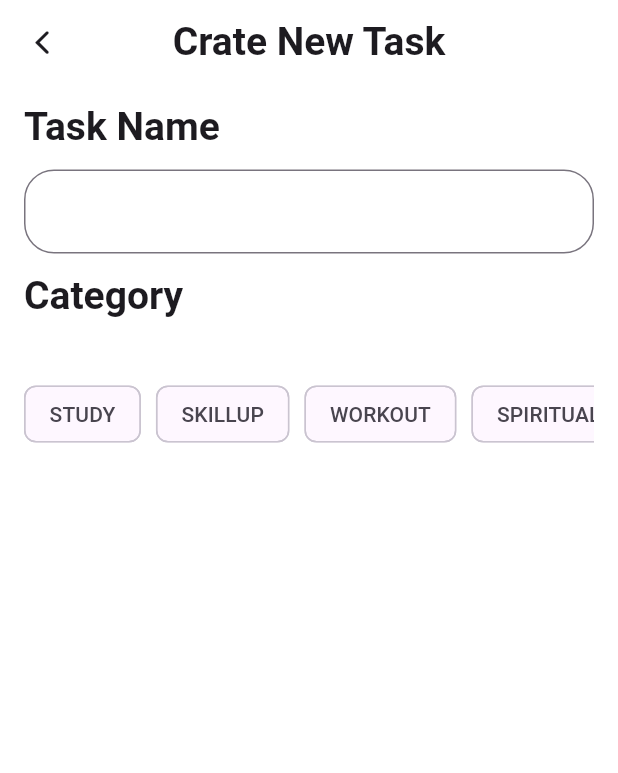
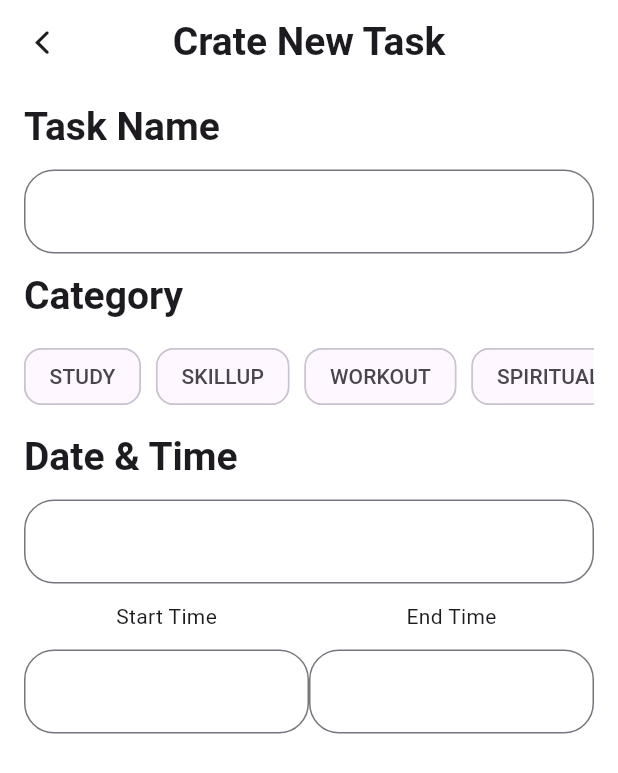
Before and after one commit to rostom17/EDGE_PROJECT_MOB_APP, a Flutter app: the CreateTodoScreen screen opened by its route, on a phone screen of 412 x 824 dp. Shown: the top 773 px of the screen. Run offline on Flutter 3.47's test engine with Material 3 defaults, Android fonts, the phone set to English and light mode, and no system bars; our stand-ins replace get, iconsax.

Commit message:
Crate new task screen

```diff
--- a/lib/features/todo_activity/view/Screens/create_todo_screen.dart
+++ b/lib/features/todo_activity/view/Screens/create_todo_screen.dart
@@ -10,6 +10,14 @@ class CreateTodoScreen extends StatefulWidget {
 }
 
 class _CreateTodoScreenState extends State<CreateTodoScreen> {
+  int? _selectedCategoryIndex;
+
+  void selectCategory(int idx) {
+    setState(() {
+      _selectedCategoryIndex = idx;
+    });
+  }
+
   @override
   Widget build(BuildContext context) {
     return Scaffold(
@@ -31,8 +39,48 @@ class _CreateTodoScreenState extends State<CreateTodoScreen> {
               const SizedBox(height: 12),
               Text("Category", style: Theme.of(context).textTheme.titleLarge),
               const SizedBox(height: 12),
-              SizedBox(
-                height: 100,
+              _categoryItem(),
+              const SizedBox(height: 12),
+              Text(
+                "Date & Time",
+                style: Theme.of(context).textTheme.titleLarge,
+              ),
+              const SizedBox(height: 12),
+              TextField(),
+              const SizedBox(height: 12),
+              Row(
+                mainAxisAlignment: MainAxisAlignment.spaceBetween,
+                children: [
+                  Expanded(
+                    child: Column(
+                      children: [
+                        Text("Start Time"),
+                        const SizedBox(height: 12),
+                        TextField(),
+                      ],
+                    ),
+                  ),
+                  Expanded(
+                    child: Column(
+                      children: [
+                        Text("End Time"),
+                        const SizedBox(height: 12),
+                        TextField(),
+                      ],
+                    ),
+                  ),
+                ],
+              ),
+            ],
+          ),
+        ),
+      ),
+    );
+  }
+
+  SizedBox _categoryItem() {
+    return SizedBox(
+      height: 50,
       width: double.maxFinite,
       child: ListView(
         scrollDirection: Axis.horizontal,
@@ -40,18 +88,29 @@ class _CreateTodoScreenState extends State<CreateTodoScreen> {
           ...TodoCategory.values.map(
             (item) => Row(
               children: [
-                          Chip(label: Text(item.name.toUpperCase())),
+                InkWell(
+                  overlayColor: WidgetStatePropertyAll(Colors.transparent),
+                  onTap: () {
+                    selectCategory(item.index);
+                  },
+                  child: Chip(
+                    shape: RoundedRectangleBorder(
+                      borderRadius: BorderRadius.circular(12),
+                    ),
+                    color:
+                        _selectedCategoryIndex != null &&
+                                _selectedCategoryIndex == item.index
+                            ? WidgetStatePropertyAll(Colors.green)
+                            : null,
+                    label: Text(item.name.toUpperCase()),
+                  ),
+                ),
                 const SizedBox(width: 10),
               ],
             ),
           ),
         ],
       ),
-              ),
-            ],
-          ),
-        ),
-      ),
     );
   }
 }
```
Lines whose indentation alone changed are shown as unchanged.
